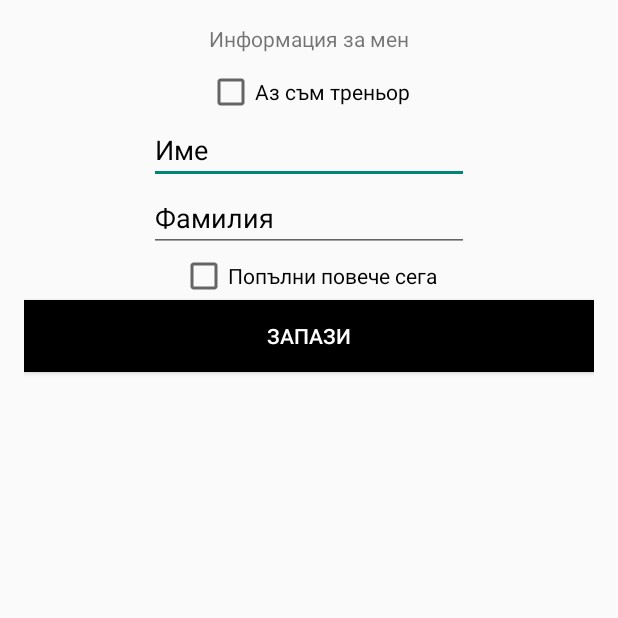
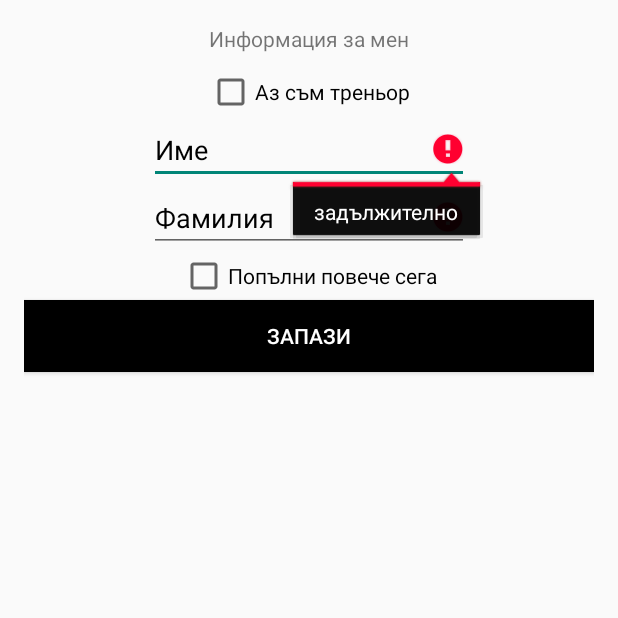
Before and after one commit to BlueberryCo/WorkoutTracker, an Android app: the CreateOwnerActivity screen opened directly, with no data from a screen before it, after a tap on "ЗАПАЗИ", on a phone screen of 412 x 824 dp, the top half of it. Run offline under Robolectric (Android 15) with nearby library versions, the phone set to English and light mode, and no system bars.

Commit message:
create/update client activity partial checkin

```diff
--- a/app/src/main/java/blueberryco/workouttracker/CreateOwnerActivity.java
+++ b/app/src/main/java/blueberryco/workouttracker/CreateOwnerActivity.java
@@ -19,17 +19,37 @@ import java.text.SimpleDateFormat;
 import java.util.Calendar;
 import java.util.Locale;
 
+import blueberryco.entities.Client;
 import blueberryco.entities.Util;
 
 public class CreateOwnerActivity extends Activity {
 
     private DatePickerDialog birthDateDialog;
+    private CheckBox cbxTrainer;
+    private EditText etFirstName;
+    private EditText etLastName;
+    private CheckBox cbxMoreInfo;
+    private LinearLayout pnlMoreInfo;
+    private EditText etBirthDate;
+    private EditText etHeight;
+    private EditText etWeight;
+    private EditText etPhone;
+    private EditText etEmail;
+    private Button btnCreateOwner;
     private SimpleDateFormat dateFormatter;
+
+    private Client client = null;
+
+    private boolean isCreateOwner = false;
+
+    public static final String EXISTING_CLIENT_KEY = "client";
+    public static final String IS_CREATE_OWNER_KEY = "is_create_owner";
 
     @Override
     protected void onCreate(Bundle savedInstanceState) {
         super.onCreate(savedInstanceState);
         setContentView(R.layout.activity_create_owner);
+        this.findFields();
         this.bindElements();
     }
 
@@ -56,33 +76,65 @@ public class CreateOwnerActivity extends Activity {
     }
 
     private void bindElements(){
-        CheckBox cbxMoreInfo = (CheckBox)findViewById(R.id.cbxMoreInfo);
+
+        Bundle extras = getIntent().getExtras();
+        if(extras != null){
+            if(extras.containsKey(EXISTING_CLIENT_KEY)) {
+                client = (Client)extras.getSerializable(EXISTING_CLIENT_KEY);
+            }
+
+            if(extras.containsKey(IS_CREATE_OWNER_KEY)){
+                isCreateOwner = extras.getBoolean(IS_CREATE_OWNER_KEY);
+            }
+        }
+
+        this.setExistingClient();
+
         cbxMoreInfo.setOnCheckedChangeListener(new CompoundButton.OnCheckedChangeListener() {
             @Override
             public void onCheckedChanged(CompoundButton buttonView, boolean isChecked) {
 
-                LinearLayout pnlMoreInfo = (LinearLayout) findViewById(R.id.pnlMoreInfo);
                 if (isChecked) {
                     pnlMoreInfo.setVisibility(LinearLayout.VISIBLE);
                 } else {
+                    clearFields();
                     pnlMoreInfo.setVisibility(LinearLayout.GONE);
                 }
             }
         });
 
-        Button btnCreateOwner = (Button)findViewById(R.id.btnCreateOwner);
         btnCreateOwner.setOnClickListener(new View.OnClickListener() {
             @Override
             public void onClick(View v) {
-                createOwner();
+                createOrUpdateClient();
             }
         });
 
         this.setDateTimeField();
     }
 
-    private void createOwner(){
+    private void createOrUpdateClient(){
 
+        boolean hasErrors = false;
+        if(Util.isNullOrEmptyString(etFirstName.getText().toString())){
+            etFirstName.setError("задължително");
+            hasErrors = true;
+        }
+
+        if(Util.isNullOrEmptyString(etLastName.getText().toString())){
+            etLastName.setError("задължително");
+            hasErrors = true;
+        }
+
+        if(hasErrors){
+            return;
+        }
+
+        if(hasClient()){
+
+        }else {
+            client = new Client();
+        }
     }
 
     private void setDateTimeField(){
@@ -91,7 +143,7 @@ public class CreateOwnerActivity extends Activity {
 
         dateFormatter = new SimpleDateFormat(Util.DATE_FORMAT , Locale.US);
 
-        final EditText etBirthDate = (EditText)findViewById(R.id.etBirthDate);etBirthDate.setOnTouchListener(new View.OnTouchListener() {
+        etBirthDate.setOnTouchListener(new View.OnTouchListener() {
             @Override
             public boolean onTouch(View v, MotionEvent event) {
                 birthDateDialog.show();
@@ -108,4 +160,61 @@ public class CreateOwnerActivity extends Activity {
             }
         }, calendar.get(Calendar.YEAR), calendar.get(Calendar.MONTH), calendar.get(Calendar.DAY_OF_MONTH));
     }
+
+    private void findFields(){
+        cbxTrainer = (CheckBox)findViewById(R.id.cbxTrainer);
+        etFirstName = (EditText)findViewById(R.id.etFirstName);
+        etLastName = (EditText)findViewById(R.id.etLastName);
+        cbxMoreInfo = (CheckBox)findViewById(R.id.cbxMoreInfo);
+        pnlMoreInfo = (LinearLayout)findViewById(R.id.pnlMoreInfo);
+        etBirthDate = (EditText)findViewById(R.id.etBirthDate);
+        etHeight = (EditText)findViewById(R.id.etHeight);
+        etWeight = (EditText)findViewById(R.id.etWeight);
+        etPhone = (EditText)findViewById(R.id.etPhone);
+        etEmail = (EditText)findViewById(R.id.etEmail);
+        btnCreateOwner = (Button)findViewById(R.id.btnCreateOwner);
+    }
+
+    private void clearFields(){
+        etBirthDate.getText().clear();
+        etHeight.getText().clear();
+        etWeight.getText().clear();
+        etPhone.getText().clear();
+        etEmail.getText().clear();
+    }
+
+    private void setExistingClient(){
+        if(hasClient()){
+            cbxTrainer.setVisibility(CheckBox.GONE);
+            cbxMoreInfo.setVisibility(CheckBox.GONE);
+            pnlMoreInfo.setVisibility(LinearLayout.VISIBLE);
+
+            etFirstName.setText(client.getFirstName());
+            etLastName.setText(client.getLastName());
+
+            if(client.getBirthDate() != null){
+                etBirthDate.setText(client.birthDateAsString());
+            }
+
+            if(client.getHeight() != null){
+                etHeight.setText(Util.floatToString(client.getHeight()));
+            }
+
+            if(client.getWeight() != null){
+                etWeight.setText(Util.floatToString(client.getWeight()));
+            }
+
+            if(!Util.isNullOrEmptyString(client.getPhone())){
+                etPhone.setText(client.getPhone());
+            }
+
+            if(!Util.isNullOrEmptyString(client.getEmail())){
+                etEmail.setText(client.getEmail());
+            }
+        }
+    }
+
+    private boolean hasClient(){
+        return client != null && client.getId() != null;
+    }
 }
```
Also changed, not shown: app/src/main/java/blueberryco/entities/Client.java (+8 -0 lines), app/src/main/java/blueberryco/entities/Util.java (+9 -4 lines).
